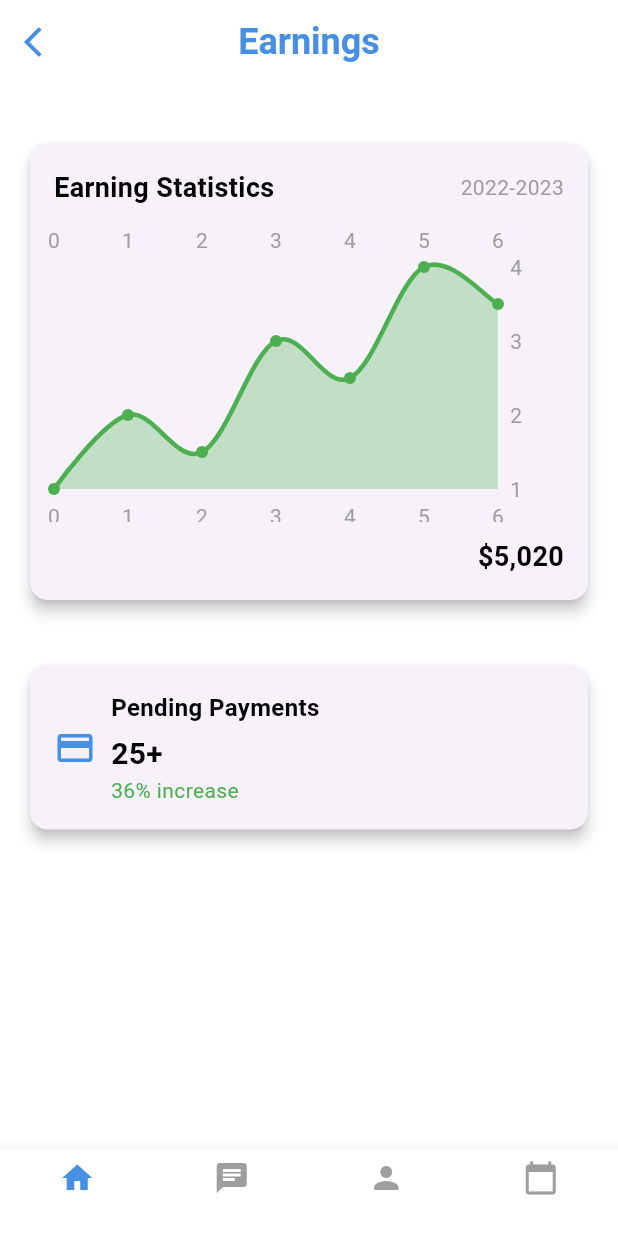
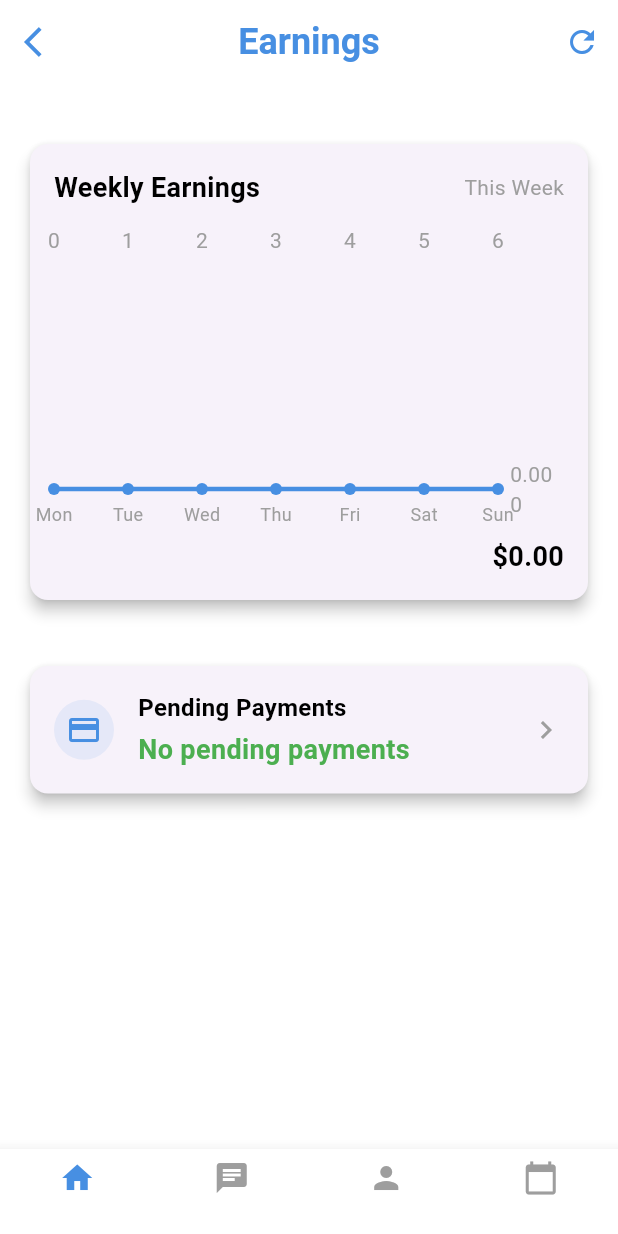
Before and after one commit to Sewjith/MedicalAppProject, a Flutter app: the EarningsPage screen opened directly, on a phone screen of 412 x 824 dp. Run offline on Flutter 3.47's test engine with Material 3 defaults, Android fonts, the light colour scheme and no system bars; drawn by our look-alikes of fl_chart; our stand-ins replace go_router, supabase_flutter; accounts and stored records are empty.

Commit message:
connected  earnings page to backend

```diff
--- a/lib/features/doctor_dahboard/earnings.dart
+++ b/lib/features/doctor_dahboard/earnings.dart
@@ -1,35 +1,56 @@
 import 'package:flutter/material.dart';
 import 'package:fl_chart/fl_chart.dart';
 import 'package:medical_app/core/themes/color_palette.dart';
+import 'earnings_db.dart';
 
-void main() {
-  runApp(const MyApp());
-}
-
-class MyApp extends StatelessWidget {
-  const MyApp({super.key});
+class EarningsPage extends StatefulWidget {
+  const EarningsPage({Key? key}) : super(key: key);
 
   @override
-  Widget build(BuildContext context) {
-    return MaterialApp(
-      debugShowCheckedModeBanner: false,
-      home: EarningsPage(),
-    );
-  }
-}
-
-class EarningsPage extends StatefulWidget {
-  @override
-  _EarningsPageState createState() => _EarningsPageState();
+  State<EarningsPage> createState() => _EarningsPageState();
 }
 
 class _EarningsPageState extends State<EarningsPage> {
   int _selectedIndex = 0;
+  final EarningsDB _db = EarningsDB();
+  List<double> _weeklyRevenue = [];
+  bool _isLoading = true;
+  int _pendingPaymentsCount = 0;
 
-  void _onItemTapped(int index) {
-    setState(() {
-      _selectedIndex = index;
-    });
+  @override
+  void initState() {
+    super.initState();
+    _loadData();
+  }
+
+  Future<void> _loadData() async {
+    setState(() => _isLoading = true);
+
+    try {
+      final dynamic revenueData = await _db.getWeeklyRevenue();
+      final dynamic paymentsData = await _db.getPendingPaymentsCount();
+
+      // Convert dynamic list to List<double>
+      _weeklyRevenue = (revenueData as List).map((e) {
+        if (e is double) return e;
+        if (e is int) return e.toDouble();
+        return 0.0;
+      }).toList();
+
+      // Convert dynamic to int
+      _pendingPaymentsCount = paymentsData is int
+          ? paymentsData
+          : int.tryParse(paymentsData.toString()) ?? 1;
+
+      setState(() => _isLoading = false);
+    } catch (e) {
+      setState(() {
+        _weeklyRevenue = List.filled(7, 0.0);
+        _pendingPaymentsCount = 1;
+        _isLoading = false;
+      });
+      debugPrint("Error loading data: $e");
+    }
   }
 
   @override
@@ -52,28 +73,48 @@ class _EarningsPageState extends State<EarningsPage> {
             Icons.arrow_back_ios,
             color: AppPallete.primaryColor,
           ),
-          onPressed: () {
-            Navigator.pop(context);
-          },
+          onPressed: () => Navigator.pop(context),
         ),
+        actions: [
+          IconButton(
+            icon: Icon(Icons.refresh, color: AppPallete.primaryColor),
+            onPressed: _loadData,
+          ),
+        ],
       ),
       backgroundColor: AppPallete.whiteColor,
-      body: Column(
+      body: _isLoading
+          ? Center(child: CircularProgressIndicator(color: AppPallete.primaryColor))
+          : Column(
         children: [
           const SizedBox(height: 20),
-          _earningsChart(),
+          _buildRevenueChart(),
           const SizedBox(height: 20),
-          _pendingPaymentsCard(),
+          _buildPendingPaymentsCard(),
         ],
       ),
-      bottomNavigationBar: BottomNavBar(
-        selectedIndex: _selectedIndex,
-        onItemTapped: _onItemTapped,
+      bottomNavigationBar: BottomNavigationBar(
+        currentIndex: _selectedIndex,
+        onTap: (index) => setState(() => _selectedIndex = index),
+        selectedItemColor: AppPallete.primaryColor,
+        unselectedItemColor: AppPallete.greyColor,
+        type: BottomNavigationBarType.fixed,
+        items: const [
+          BottomNavigationBarItem(icon: Icon(Icons.home), label: ""),
+          BottomNavigationBarItem(icon: Icon(Icons.chat), label: ""),
+          BottomNavigationBarItem(icon: Icon(Icons.person), label: ""),
+          BottomNavigationBarItem(icon: Icon(Icons.calendar_today), label: ""),
+        ],
       ),
     );
   }
 
-  Widget _earningsChart() {
+  Widget _buildRevenueChart() {
+    final days = ['Mon', 'Tue', 'Wed', 'Thu', 'Fri', 'Sat', 'Sun'];
+    final maxY = _weeklyRevenue.isNotEmpty
+        ? _weeklyRevenue.reduce((a, b) => a > b ? a : b) * 1.2
+        : 100.0;
+
     return Padding(
       padding: const EdgeInsets.all(16.0),
       child: Card(
@@ -88,7 +129,7 @@ class _EarningsPageState extends State<EarningsPage> {
                 mainAxisAlignment: MainAxisAlignment.spaceBetween,
                 children: [
                   Text(
-                    "Earning Statistics",
+                    "Weekly Earnings",
                     style: TextStyle(
                       fontSize: 18,
                       fontWeight: FontWeight.bold,
@@ -96,8 +137,11 @@ class _EarningsPageState extends State<EarningsPage> {
                     ),
                   ),
                   Text(
-                    "2022-2023",
-                    style: TextStyle(fontSize: 14, color: AppPallete.greyColor),
+                    "This Week",
+                    style: TextStyle(
+                      fontSize: 14,
+                      color: AppPallete.greyColor,
+                    ),
                   ),
                 ],
               ),
@@ -109,24 +153,39 @@ class _EarningsPageState extends State<EarningsPage> {
                     gridData: FlGridData(show: false),
                     titlesData: FlTitlesData(
                       leftTitles: AxisTitles(sideTitles: SideTitles(showTitles: false)),
-                      bottomTitles: AxisTitles(sideTitles: SideTitles(showTitles: true)),
+                      bottomTitles: AxisTitles(
+                        sideTitles: SideTitles(
+                          showTitles: true,
+                          getTitlesWidget: (value, meta) {
+                            return Padding(
+                              padding: const EdgeInsets.only(top: 8.0),
+                              child: Text(
+                                days[value.toInt()],
+                                style: const TextStyle(fontSize: 12),
+                              ),
+                            );
+                          },
+                        ),
+                      ),
                     ),
                     borderData: FlBorderData(show: false),
+                    minX: 0,
+                    maxX: 6,
+                    minY: 0,
+                    maxY: maxY,
                     lineBarsData: [
                       LineChartBarData(
-                        spots: [
-                          FlSpot(0, 1),
-                          FlSpot(1, 2),
-                          FlSpot(2, 1.5),
-                          FlSpot(3, 3),
-                          FlSpot(4, 2.5),
-                          FlSpot(5, 4),
-                          FlSpot(6, 3.5),
-                        ],
+                        spots: _weeklyRevenue.asMap().entries.map(
+                              (e) => FlSpot(e.key.toDouble(), e.value),
+                        ).toList(),
                         isCurved: true,
-                        color: Colors.green,
+                        color: AppPallete.primaryColor,
                         barWidth: 3,
-                        belowBarData: BarAreaData(show: true, color: Colors.green.withOpacity(0.3)),
+                        belowBarData: BarAreaData(
+                          show: true,
+                          color: AppPallete.primaryColor.withOpacity(0.1),
+                        ),
+                        dotData: FlDotData(show: true),
                       ),
                     ],
                   ),
@@ -136,7 +195,7 @@ class _EarningsPageState extends State<EarningsPage> {
               Align(
                 alignment: Alignment.centerRight,
                 child: Text(
-                  "\$5,020",
+                  "\$${_weeklyRevenue.fold<double>(0, (sum, e) => sum + e).toStringAsFixed(2)}",
                   style: TextStyle(
                     fontSize: 18,
                     fontWeight: FontWeight.bold,
@@ -151,7 +210,7 @@ class _EarningsPageState extends State<EarningsPage> {
     );
   }
 
-  Widget _pendingPaymentsCard() {
+  Widget _buildPendingPaymentsCard() {
     return Padding(
       padding: const EdgeInsets.symmetric(horizontal: 16.0),
       child: Card(
@@ -161,17 +220,46 @@ class _EarningsPageState extends State<EarningsPage> {
           padding: const EdgeInsets.all(16.0),
           child: Row(
             children: [
-              Icon(Icons.payment, color: AppPallete.primaryColor, size: 28),
-              const SizedBox(width: 10),
-              Column(
-                crossAxisAlignment: CrossAxisAlignment.start,
-                children: [
-                  Text("Pending Payments", style: TextStyle(fontSize: 16, fontWeight: FontWeight.bold, color: AppPallete.textColor)),
-                  const SizedBox(height: 5),
-                  Text("25+", style: TextStyle(fontSize: 20, fontWeight: FontWeight.bold, color: AppPallete.textColor)),
-                  Text("36% increase", style: TextStyle(fontSize: 14, color: Colors.green)),
-                ],
+              Container(
+                padding: const EdgeInsets.all(8),
+                decoration: BoxDecoration(
+                  color: AppPallete.primaryColor.withOpacity(0.1),
+                  shape: BoxShape.circle,
+                ),
+                child: Icon(Icons.payment,
+                    color: AppPallete.primaryColor, size: 24),
               ),
+              const SizedBox(width: 16),
+              Expanded(
+                child: Column(
+                  crossAxisAlignment: CrossAxisAlignment.start,
+                  children: [
+                    Text(
+                      "Pending Payments",
+                      style: TextStyle(
+                        fontSize: 16,
+                        fontWeight: FontWeight.bold,
+                        color: AppPallete.textColor,
+                      ),
+                    ),
+                    const SizedBox(height: 4),
+                    Text(
+                      _pendingPaymentsCount > 0
+                          ? "$_pendingPaymentsCount pending"
+                          : "No pending payments",
+                      style: TextStyle(
+                        fontSize: 18,
+                        color: _pendingPaymentsCount > 0
+                            ? AppPallete.primaryColor
+                            : Colors.green,
+                        fontWeight: FontWeight.bold,
+                      ),
+                    ),
+                  ],
+                ),
+              ),
+              Icon(Icons.chevron_right,
+                  color: AppPallete.greyColor),
             ],
           ),
         ),
@@ -179,39 +267,3 @@ class _EarningsPageState extends State<EarningsPage> {
     );
   }
 }
-
-class BottomNavBar extends StatelessWidget {
-  final int selectedIndex;
-  final Function(int) onItemTapped;
-
-  BottomNavBar({required this.selectedIndex, required this.onItemTapped});
-
-  @override
-  Widget build(BuildContext context) {
-    return BottomNavigationBar(
-      currentIndex: selectedIndex,
-      onTap: onItemTapped,
-      selectedItemColor: AppPallete.primaryColor,
-      unselectedItemColor: AppPallete.greyColor,
-      type: BottomNavigationBarType.fixed,
-      items: [
-        BottomNavigationBarItem(
-          icon: Icon(Icons.home),
-          label: "", // Empty label (icon only)
-        ),
-        BottomNavigationBarItem(
-          icon: Icon(Icons.chat),
-          label: "", // Empty label (icon only)
-        ),
-        BottomNavigationBarItem(
-          icon: Icon(Icons.person),
-          label: "", // Empty label (icon only)
-        ),
-        BottomNavigationBarItem(
-          icon: Icon(Icons.calendar_today),
-          label: "", // Empty label (icon only)
-        ),
-      ],
-    );
-  }
-}
--- /dev/null
+++ b/lib/features/doctor_dahboard/earnings_db.dart
@@ -0,0 +1,48 @@
+import 'package:supabase_flutter/supabase_flutter.dart';
+
+class EarningsDB {
+  final SupabaseClient _supabase = Supabase.instance.client;
+
+
+  Future<int> getPendingPaymentsCount() async {
+    final response = await _supabase
+        .from('payments')
+        .select()
+        .eq('is_paid', false);
+    return response.length;
+  }
+
+
+  Future<List<double>> getWeeklyRevenue() async {
+    final response = await _supabase
+        .from('payments')
+        .select('amount, payment_date')
+        .eq('is_paid', true)
+        .gte('payment_date', _getDateSevenDaysAgo());
+
+    return _processWeeklyData(response);
+  }
+
+
+  String _getDateSevenDaysAgo() {
+    final now = DateTime.now();
+    final sevenDaysAgo = now.subtract(const Duration(days: 7));
+    return sevenDaysAgo.toIso8601String();
+  }
+
+
+  List<double> _processWeeklyData(List<dynamic> data) {
+    final now = DateTime.now();
+    final weeklyRevenue = List<double>.filled(7, 0);
+
+    for (final payment in data) {
+      final date = DateTime.parse(payment['payment_date'] as String);
+      final daysAgo = now.difference(date).inDays;
+      if (daysAgo < 7) {
+        weeklyRevenue[6 - daysAgo] += (payment['amount'] as num).toDouble();
+      }
+    }
+
+    return weeklyRevenue;
+  }
+}
```
